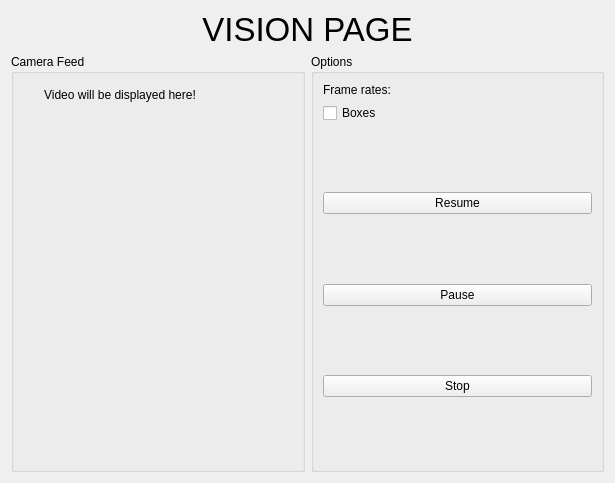
Before: the Qt Designer form ui/vision.ui in ayuyamo/gui-robot, drawn with Qt 5.
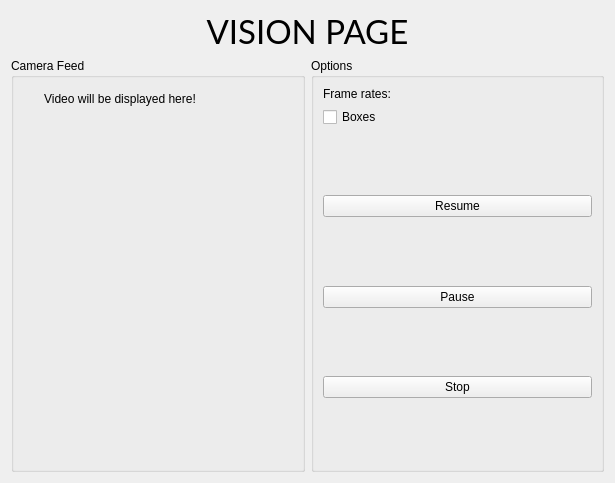
After: the same form once the commit is applied.

```diff
--- a/ui/vision.ui
+++ b/ui/vision.ui
@@ -30,7 +30,10 @@
      </property>
      <property name="font">
       <font>
+       <family>Lato</family>
        <pointsize>25</pointsize>
+       <weight>50</weight>
+       <bold>false</bold>
       </font>
      </property>
      <property name="text">
```
